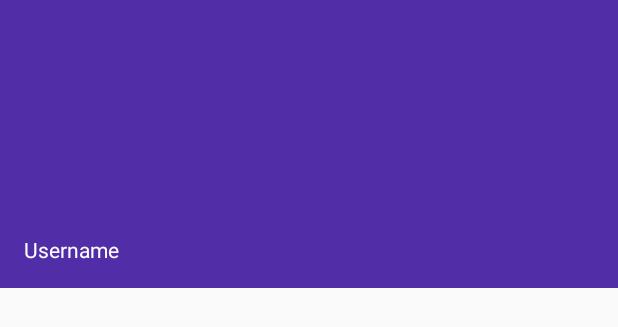
After one commit to jonalmeida/Keinbase, an Android app: the layout nav_header.xml on its own in the app's theme, with its tools: preview values and no code run, on a phone screen of 412 x 824 dp. The commit adds this screen. Shown: the top 327 px of the screen. Run offline under Robolectric (Android 15) with nearby library versions, the phone set to English and light mode, and no system bars.

Commit message:
Added NavigationDrawer to MainActivity

```diff
--- /dev/null
+++ b/app/src/main/res/layout/nav_header.xml
@@ -0,0 +1,33 @@
+<?xml version="1.0" encoding="utf-8"?>
+<!--
+  ~ Copyright (C) 2015 The Android Open Source Project
+  ~
+  ~ Licensed under the Apache License, Version 2.0 (the "License");
+  ~ you may not use this file except in compliance with the License.
+  ~ You may obtain a copy of the License at
+  ~
+  ~      http://www.apache.org/licenses/LICENSE-2.0
+  ~
+  ~ Unless required by applicable law or agreed to in writing, software
+  ~ distributed under the License is distributed on an "AS IS" BASIS,
+  ~ WITHOUT WARRANTIES OR CONDITIONS OF ANY KIND, either express or implied.
+  ~ See the License for the specific language governing permissions and
+  ~ limitations under the License.
+  -->
+
+<LinearLayout xmlns:android="http://schemas.android.com/apk/res/android"
+    android:layout_width="match_parent"
+    android:layout_height="192dp"
+    android:background="?attr/colorPrimaryDark"
+    android:padding="16dp"
+    android:theme="@style/ThemeOverlay.AppCompat.Dark"
+    android:orientation="vertical"
+    android:gravity="bottom">
+
+    <TextView
+        android:layout_width="match_parent"
+        android:layout_height="wrap_content"
+        android:text="Username"
+        android:textAppearance="@style/TextAppearance.AppCompat.Body1"/>
+
+</LinearLayout>
```
Also changed, not shown: app/src/main/java/com/jonalmeida/keinbase/ui/activities/MainActivity.java (+35 -18 lines), app/src/main/res/layout/activity_main.xml (+20 -4 lines), app/src/main/res/menu/drawer_view.xml (added, +43 -0 lines).
